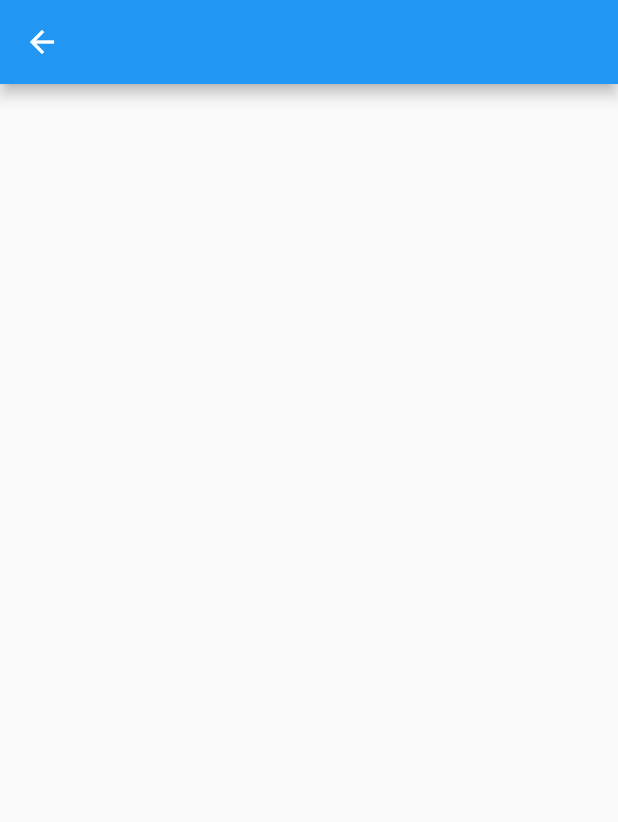
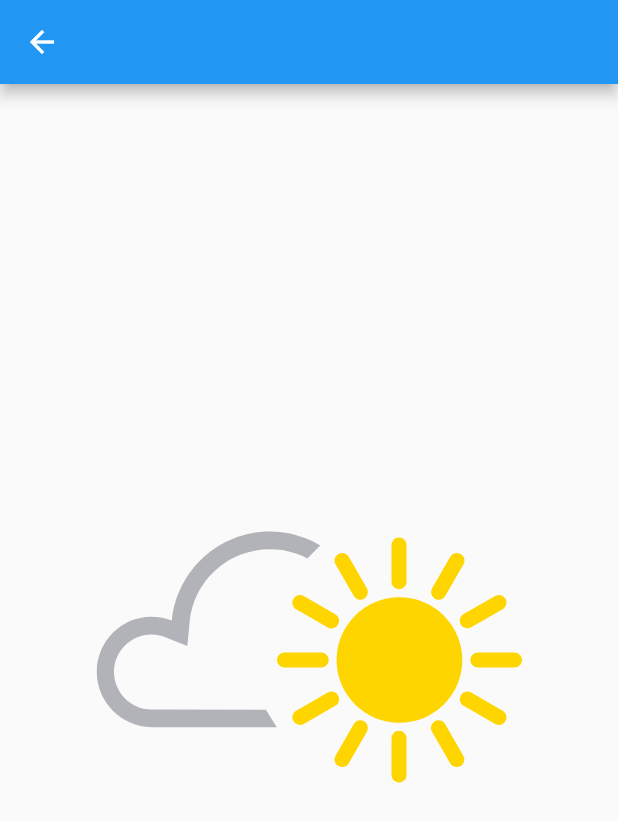
Before and after one commit to amrith-nath/Edeya_weather, a Flutter app: the ScreenHome screen opened directly, on a phone screen of 412 x 824 dp. Shown: the top 822 px of the screen. Run offline on Flutter 3.47's test engine with Material 2 defaults, Android fonts, the phone set to English and light mode, and no system bars; our stand-ins replace animate_do, animated_text_kit, flutter_screenutil, flutter_svg, google_fonts.

Commit message:
after svg

```diff
--- a/lib/main.dart
+++ b/lib/main.dart
@@ -2,6 +2,7 @@ import 'package:flutter/material.dart';
 import 'package:flutter/services.dart';
 import 'package:flutter_screenutil/flutter_screenutil.dart';
 import 'presentation/constants/colors/colors.dart';
+import 'presentation/home/screen_home.dart';
 import 'presentation/splash/screen_splash.dart';
 
 void main() {
--- /dev/null
+++ b/lib/presentation/constants/svgs/svgs.dart
@@ -0,0 +1 @@
+const String splashSvg = 'assets/svg/cloud-outline.svg';
--- a/lib/presentation/home/screen_home.dart
+++ b/lib/presentation/home/screen_home.dart
@@ -1,4 +1,5 @@
 import 'package:flutter/material.dart';
+import 'package:flutter_svg/flutter_svg.dart';
 
 class ScreenHome extends StatelessWidget {
   const ScreenHome({super.key});
@@ -7,7 +8,13 @@ class ScreenHome extends StatelessWidget {
   Widget build(BuildContext context) {
     return Scaffold(
       appBar: AppBar(),
-      body: Column(),
+      body: Scaffold(
+        body: Center(
+          child: SvgPicture.asset(
+            'assets/svg/cloud_icon.svg',
+          ),
+        ),
+      ),
     );
   }
 }
--- a/pubspec.yaml
+++ b/pubspec.yaml
@@ -18,7 +18,7 @@ dependencies:
   flutter:
     sdk: flutter
   flutter_screenutil: ^5.6.0
-  flutter_svg: ^1.1.6
+  flutter_svg: ^1.1.5
   google_fonts: ^3.0.1
   lottie: ^2.0.0
 
@@ -38,3 +38,4 @@ flutter:
 
   assets:
     - assets/lottie_json/
+    - assets/svg/
```
Also changed, not shown: lib/presentation/splash/screen_splash.dart (+7 -5 lines), assets/svg/1667813523grand-piano-musical-instrument.svg (added).
